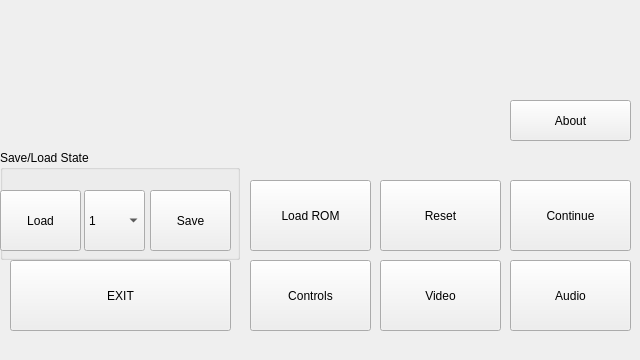
This is AntSnesQt/emusettings.ui in Summeli/AntSnes as Qt 5 draws it before an edit. The edited form follows.
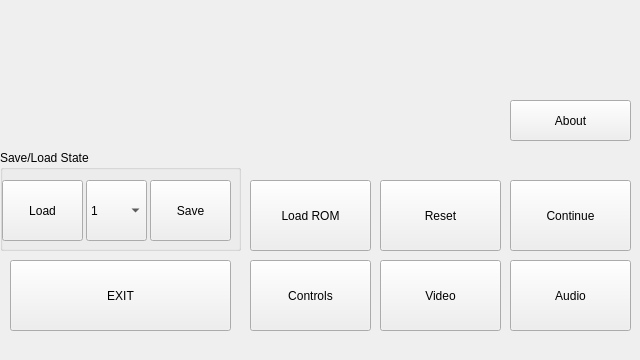
This is the edited form. Icons and pictures are not drawn.

Patch:
```diff
--- a/AntSnesQt/emusettings.ui
+++ b/AntSnesQt/emusettings.ui
@@ -127,8 +127,8 @@
      <rect>
       <x>0</x>
       <y>150</y>
-      <width>240</width>
-      <height>110</height>
+      <width>241</width>
+      <height>101</height>
      </rect>
     </property>
     <property name="styleSheet" >
@@ -141,7 +141,7 @@
      <property name="geometry" >
       <rect>
        <x>150</x>
-       <y>40</y>
+       <y>30</y>
        <width>81</width>
        <height>61</height>
       </rect>
@@ -153,8 +153,8 @@
     <widget class="QComboBox" name="saveSlotBox" >
      <property name="geometry" >
       <rect>
-       <x>84</x>
-       <y>40</y>
+       <x>86</x>
+       <y>30</y>
        <width>61</width>
        <height>61</height>
       </rect>
@@ -188,8 +188,8 @@
     <widget class="QPushButton" name="loadStateButton" >
      <property name="geometry" >
       <rect>
-       <x>0</x>
-       <y>40</y>
+       <x>2</x>
+       <y>30</y>
        <width>81</width>
        <height>61</height>
       </rect>
```
